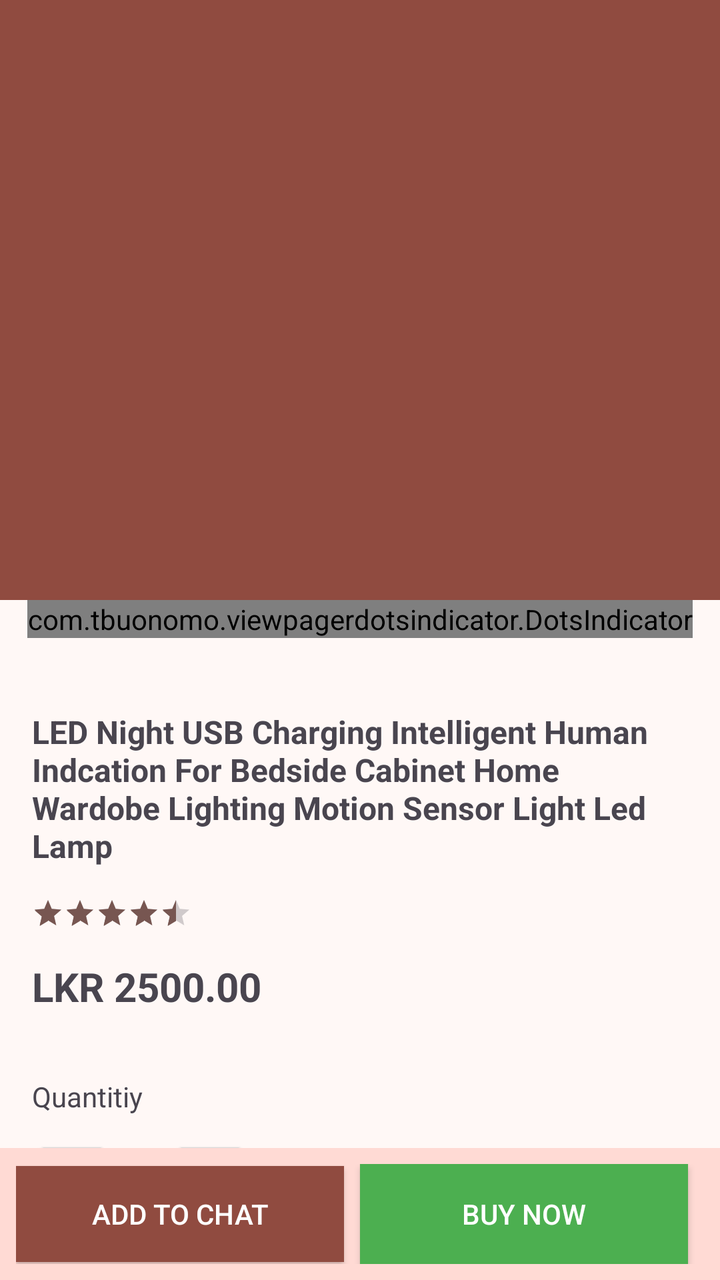
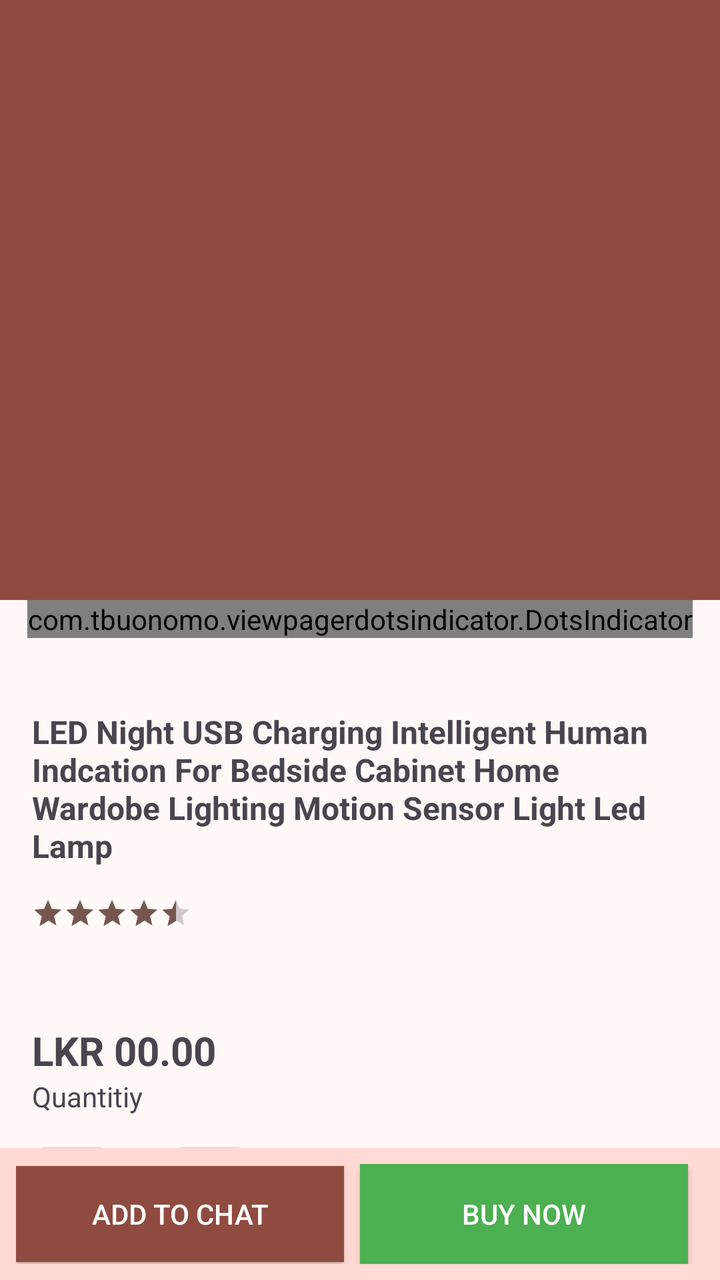

Before-and-after screenshots of an Android layout around one commit, followed by the original layout XML and the change that was made.
<!-- AndroidManifest.xml: application theme Theme.Mshop -->
<!-- res/layout/fragment_product_details.xml -->
<?xml version="1.0" encoding="utf-8"?>
<RelativeLayout xmlns:android="http://schemas.android.com/apk/res/android"
    xmlns:tools="http://schemas.android.com/tools"
    android:layout_width="match_parent"
    android:layout_height="match_parent"
    xmlns:app="http://schemas.android.com/apk/res-auto"

    tools:context=".fragment.ProductDetailsFragment">

    <androidx.core.widget.NestedScrollView
        android:layout_width="match_parent"
        android:layout_height="match_parent">

        <LinearLayout
            android:layout_width="match_parent"
            android:layout_height="wrap_content"
            android:orientation="vertical">

            <androidx.viewpager2.widget.ViewPager2
                android:id="@+id/product_image_slider"
                android:layout_width="match_parent"
                android:layout_height="300dp"
                android:background="@color/md_theme_primary" />

            <com.tbuonomo.viewpagerdotsindicator.DotsIndicator
                android:id="@+id/dots_indicator"
                android:layout_width="wrap_content"
                android:layout_height="wrap_content"
                android:layout_gravity="center_horizontal"
                app:dotsColor="#FFFFFF"
                app:dotsCornerRadius="8dp"
                app:dotsSize="16dp"
                app:dotsSpacing="4dp"
                app:dotsWidthFactor="2.5"
                app:selectedDotColor="@color/md_theme_primary"
                app:progressMode="true"
                />

            <LinearLayout
                android:layout_width="match_parent"
                android:layout_height="wrap_content"
                android:orientation="vertical"
               android:layout_marginTop="20dp"
                android:padding="16dp"
                >

                <TextView
                    android:id="@+id/product_details_title"
                    android:layout_width="match_parent"
                    android:layout_height="wrap_content"
                    android:text="LED Night USB Charging Intelligent Human Indcation For Bedside Cabinet Home Wardobe Lighting Motion Sensor Light Led Lamp"
                    android:textSize="16dp"
                    android:textStyle="bold" />



                <RatingBar
                    android:id="@+id/product_details_rating"
                    style="?android:attr/ratingBarStyleSmall"
                    android:layout_width="wrap_content"
                    android:layout_height="wrap_content"
                    android:layout_marginTop="15dp"
                    android:rating="4.5" />

                <TextView
                    android:id="@+id/product_details_price"
                    android:layout_width="wrap_content"
                    android:layout_height="wrap_content"
                    android:layout_marginTop="15dp"
                    android:text="LKR 2500.00"
                    android:textSize="20sp"
                    android:textStyle="bold"

                    />

            </LinearLayout>

            <LinearLayout
                android:layout_width="match_parent"
                android:layout_height="wrap_content"
                android:orientation="vertical"
                android:padding="16dp">
                

                <TextView
                    android:layout_width="wrap_content"
                    android:layout_height="wrap_content"

                    android:text="Quantitiy"
                    />



                <LinearLayout
                    android:layout_width="wrap_content"
                    android:layout_height="wrap_content"
                    android:orientation="horizontal"
                    android:layout_marginTop="10dp"
                    >

                    <androidx.appcompat.widget.AppCompatButton

                        android:layout_width="40dp"
                        android:layout_height="40dp"
                        android:text="-"
                        android:textSize="16sp"

                        />


                    <TextView
                        android:id="@+id/product_details_quntity"
                        android:layout_width="wrap_content"
                        android:layout_height="wrap_content"
                        android:text="1"
                        android:paddingStart="10dp"
                        android:paddingEnd="10dp"
                        android:textSize="16sp"
                        android:textAlignment="center"
                        />

                    <androidx.appcompat.widget.AppCompatButton
                        android:layout_width="40dp"
                        android:layout_height="40dp"
                        android:text="+"
                        android:textSize="16sp"


                        />

                    <TextView
                        android:layout_width="wrap_content"
                        android:layout_height="wrap_content"
                        android:layout_marginStart="10dp"
                        android:text="Avb Qty:  "
/>
<TextView
    android:id="@+id/product_details_avg_qty"
    android:layout_width="wrap_content"
    android:layout_height="wrap_content"
    android:layout_marginStart="5dp"
/>
                </LinearLayout>





            </LinearLayout>

        </LinearLayout>

    </androidx.core.widget.NestedScrollView>

    <LinearLayout
        android:layout_width="match_parent"
        android:layout_height="wrap_content"
        android:layout_alignParentBottom="true"
        android:padding="8dp"
        android:background="@color/md_theme_primaryContainer"
        android:orientation="horizontal"
        >

        <androidx.appcompat.widget.AppCompatButton
            android:id="@+id/product_details_btn_add_cart"
            android:layout_width="match_parent"
            android:layout_height="wrap_content"
            android:text="Add to chat"
            android:layout_weight="1"
            android:background="@color/md_theme_primary"
            android:layout_marginEnd="8dp"
            android:textColor="#FFFF"
            android:foreground="?attr/selectableItemBackground"
/>



        <androidx.appcompat.widget.AppCompatButton
            android:id="@+id/product_details_btn_buy_now"
            android:layout_width="match_parent"
            android:layout_height="50dp"
            android:text="Buy now"
            android:layout_weight="1"
            android:background="#4CAF50"
            android:layout_marginEnd="8dp"
            android:textColor="#FFFF"
            android:foreground="?attr/selectableItemBackground"
            />
    </LinearLayout>



</RelativeLayout>
<!-- resources referenced by this layout -->
<resources>
  <color name="md_theme_primary">#904B40</color>
  <color name="md_theme_primaryContainer">#FFDAD4</color>
  <color name="md_theme_onPrimary">#FFFFFF</color>
  <color name="md_theme_onPrimaryContainer">#73342B</color>
  <color name="md_theme_secondary">#775651</color>
  <color name="md_theme_onSecondary">#FFFFFF</color>
  <color name="md_theme_secondaryContainer">#FFDAD4</color>
  <color name="md_theme_onSecondaryContainer">#5D3F3B</color>
  <color name="md_theme_tertiary">#705C2E</color>
  <color name="md_theme_onTertiary">#FFFFFF</color>
  <color name="md_theme_tertiaryContainer">#FBDFA6</color>
  <color name="md_theme_onTertiaryContainer">#564419</color>
  <color name="md_theme_error">#BA1A1A</color>
  <color name="md_theme_onError">#FFFFFF</color>
  <color name="md_theme_errorContainer">#FFDAD6</color>
  <color name="md_theme_onErrorContainer">#93000A</color>
  <color name="md_theme_background">#FFF8F6</color>
  <color name="md_theme_onBackground">#231918</color>
  <color name="md_theme_surface">#FFF8F6</color>
  <color name="md_theme_onSurface">#231918</color>
  <color name="md_theme_surfaceVariant">#F5DDDA</color>
  <color name="md_theme_onSurfaceVariant">#534341</color>
  <color name="md_theme_outline">#857370</color>
  <color name="md_theme_outlineVariant">#D8C2BE</color>
  <color name="md_theme_inverseSurface">#392E2C</color>
  <color name="md_theme_inverseOnSurface">#FFEDEA</color>
  <color name="md_theme_inversePrimary">#FFB4A8</color>
  <color name="md_theme_primaryFixed">#FFDAD4</color>
  <color name="md_theme_onPrimaryFixed">#3A0905</color>
  <color name="md_theme_primaryFixedDim">#FFB4A8</color>
  <color name="md_theme_onPrimaryFixedVariant">#73342B</color>
  <color name="md_theme_secondaryFixed">#FFDAD4</color>
  <color name="md_theme_onSecondaryFixed">#2C1512</color>
  <color name="md_theme_secondaryFixedDim">#E7BDB6</color>
  <color name="md_theme_onSecondaryFixedVariant">#5D3F3B</color>
  <color name="md_theme_tertiaryFixed">#FBDFA6</color>
  <color name="md_theme_onTertiaryFixed">#251A00</color>
  <color name="md_theme_tertiaryFixedDim">#DEC48C</color>
  <color name="md_theme_onTertiaryFixedVariant">#564419</color>
  <color name="md_theme_surfaceDim">#E8D6D3</color>
  <color name="md_theme_surfaceBright">#FFF8F6</color>
  <color name="md_theme_surfaceContainerLowest">#FFFFFF</color>
  <color name="md_theme_surfaceContainerLow">#FFF0EE</color>
  <color name="md_theme_surfaceContainer">#FCEAE7</color>
  <color name="md_theme_surfaceContainerHigh">#F7E4E1</color>
  <color name="md_theme_surfaceContainerHighest">#F1DFDC</color>
  <!-- unchanged entries left out for length: 1 -->
</resources>

<!-- the commit's change to res/layout/fragment_product_details.xml (unified diff, before → after) -->
@@ -1,15 +1,16 @@
 <?xml version="1.0" encoding="utf-8"?>
 <RelativeLayout xmlns:android="http://schemas.android.com/apk/res/android"
+    xmlns:app="http://schemas.android.com/apk/res-auto"
     xmlns:tools="http://schemas.android.com/tools"
     android:layout_width="match_parent"
     android:layout_height="match_parent"
-    xmlns:app="http://schemas.android.com/apk/res-auto"
 
     tools:context=".fragment.ProductDetailsFragment">
 
     <androidx.core.widget.NestedScrollView
         android:layout_width="match_parent"
-        android:layout_height="match_parent">
+        android:layout_height="match_parent"
+        android:layout_above="@+id/product_details_bottom_bar">
 
         <LinearLayout
             android:layout_width="match_parent"
@@ -32,17 +33,15 @@
                 app:dotsSize="16dp"
                 app:dotsSpacing="4dp"
                 app:dotsWidthFactor="2.5"
-                app:selectedDotColor="@color/md_theme_primary"
                 app:progressMode="true"
-                />
+                app:selectedDotColor="@color/md_theme_primary" />
 
             <LinearLayout
                 android:layout_width="match_parent"
                 android:layout_height="wrap_content"
+                android:layout_marginTop="20dp"
                 android:orientation="vertical"
-               android:layout_marginTop="20dp"
-                android:padding="16dp"
-                >
+                android:padding="16dp">
 
                 <TextView
                     android:id="@+id/product_details_title"
@@ -51,7 +50,6 @@
                     android:text="LED Night USB Charging Intelligent Human Indcation For Bedside Cabinet Home Wardobe Lighting Motion Sensor Light Led Lamp"
                     android:textSize="16dp"
                     android:textStyle="bold" />
-
 
 
                 <RatingBar
@@ -62,17 +60,6 @@
                     android:layout_marginTop="15dp"
                     android:rating="4.5" />
 
-                <TextView
-                    android:id="@+id/product_details_price"
-                    android:layout_width="wrap_content"
-                    android:layout_height="wrap_content"
-                    android:layout_marginTop="15dp"
-                    android:text="LKR 2500.00"
-                    android:textSize="20sp"
-                    android:textStyle="bold"
-
-                    />
-
             </LinearLayout>
 
             <LinearLayout
@@ -82,24 +69,38 @@
                 android:padding="16dp">
                 
 
+                <LinearLayout
+                    android:id="@+id/product_details_attribute_container"
+                    android:layout_width="match_parent"
+                    android:layout_height="wrap_content"
+                    android:orientation="vertical">
+
+                    <TextView
+                        android:id="@+id/product_details_price"
+                        android:layout_width="wrap_content"
+                        android:layout_height="wrap_content"
+                        android:layout_marginTop="15dp"
+                        android:text="LKR 00.00"
+                        android:textSize="20sp"
+                        android:textStyle="bold"
+
+                        />
+                </LinearLayout>
+
                 <TextView
                     android:layout_width="wrap_content"
                     android:layout_height="wrap_content"
-
-                    android:text="Quantitiy"
-                    />
-
+                    android:text="Quantitiy" />
 
 
                 <LinearLayout
                     android:layout_width="wrap_content"
                     android:layout_height="wrap_content"
-                    android:orientation="horizontal"
                     android:layout_marginTop="10dp"
-                    >
+                    android:orientation="horizontal">
 
                     <androidx.appcompat.widget.AppCompatButton
-
+                        android:id="@+id/product_details_btn_minus"
                         android:layout_width="40dp"
                         android:layout_height="40dp"
                         android:text="-"
@@ -112,14 +113,14 @@
                         android:id="@+id/product_details_quntity"
                         android:layout_width="wrap_content"
                         android:layout_height="wrap_content"
-                        android:text="1"
                         android:paddingStart="10dp"
                         android:paddingEnd="10dp"
-                        android:textSize="16sp"
+                        android:text="1"
                         android:textAlignment="center"
-                        />
+                        android:textSize="16sp" />
 
                     <androidx.appcompat.widget.AppCompatButton
+                        android:id="@+id/product_details_btn_plus"
                         android:layout_width="40dp"
                         android:layout_height="40dp"
                         android:text="+"
@@ -132,62 +133,92 @@
                         android:layout_width="wrap_content"
                         android:layout_height="wrap_content"
                         android:layout_marginStart="10dp"
-                        android:text="Avb Qty:  "
-/>
-<TextView
-    android:id="@+id/product_details_avg_qty"
-    android:layout_width="wrap_content"
-    android:layout_height="wrap_content"
-    android:layout_marginStart="5dp"
-/>
+                        android:text="Avb Qty:  " />
+
+                    <TextView
+                        android:id="@+id/product_details_avg_qty"
+                        android:layout_width="wrap_content"
+                        android:layout_height="wrap_content"
+                        android:layout_marginStart="5dp" />
                 </LinearLayout>
 
 
-
-
-
             </LinearLayout>
 
+            <include
+                android:id="@+id/product_details_top_sell_section"
+                layout="@layout/item_section"
+                android:layout_width="match_parent"
+                android:layout_height="wrap_content" />
+
+
         </LinearLayout>
 
     </androidx.core.widget.NestedScrollView>
 
     <LinearLayout
+        android:id="@+id/product_details_bottom_bar"
         android:layout_width="match_parent"
         android:layout_height="wrap_content"
         android:layout_alignParentBottom="true"
-        android:padding="8dp"
         android:background="@color/md_theme_primaryContainer"
         android:orientation="horizontal"
-        >
+        android:padding="8dp">
 
         <androidx.appcompat.widget.AppCompatButton
             android:id="@+id/product_details_btn_add_cart"
             android:layout_width="match_parent"
             android:layout_height="wrap_content"
-            android:text="Add to chat"
+            android:layout_marginEnd="8dp"
             android:layout_weight="1"
             android:background="@color/md_theme_primary"
-            android:layout_marginEnd="8dp"
-            android:textColor="#FFFF"
             android:foreground="?attr/selectableItemBackground"
-/>
-
+            android:text="Add to chat"
+            android:textColor="#FFFF" />
 
 
         <androidx.appcompat.widget.AppCompatButton
             android:id="@+id/product_details_btn_buy_now"
             android:layout_width="match_parent"
             android:layout_height="50dp"
-            android:text="Buy now"
+            android:layout_marginEnd="8dp"
             android:layout_weight="1"
             android:background="#4CAF50"
-            android:layout_marginEnd="8dp"
-            android:textColor="#FFFF"
             android:foreground="?attr/selectableItemBackground"
-            />
+            android:text="Buy now"
+            android:textColor="#FFFF" />
+
     </LinearLayout>
 
 
-
 </RelativeLayout>
+<!-- res/layout/item_section.xml (included above) -->
+<?xml version="1.0" encoding="utf-8"?>
+<LinearLayout xmlns:android="http://schemas.android.com/apk/res/android"
+    android:layout_width="match_parent"
+    android:layout_height="wrap_content"
+    android:orientation="vertical"
+    android:paddingTop="10dp"
+    android:paddingBottom="8dp"
+    >
+    <TextView
+        android:id="@+id/item_section_title"
+        android:layout_width="match_parent"
+        android:layout_height="wrap_content"
+        android:layout_marginStart="16dp"
+        android:layout_marginBottom="8dp"
+        android:text="Top Selling"
+        android:textSize="16dp"
+        android:textStyle="bold"
+        />
+
+    <androidx.recyclerview.widget.RecyclerView
+        android:id="@+id/item_section_container"
+        android:layout_width="match_parent"
+        android:layout_height="wrap_content"
+        android:paddingStart="8dp"
+        android:paddingEnd="8dp"
+
+        />
+
+</LinearLayout>
